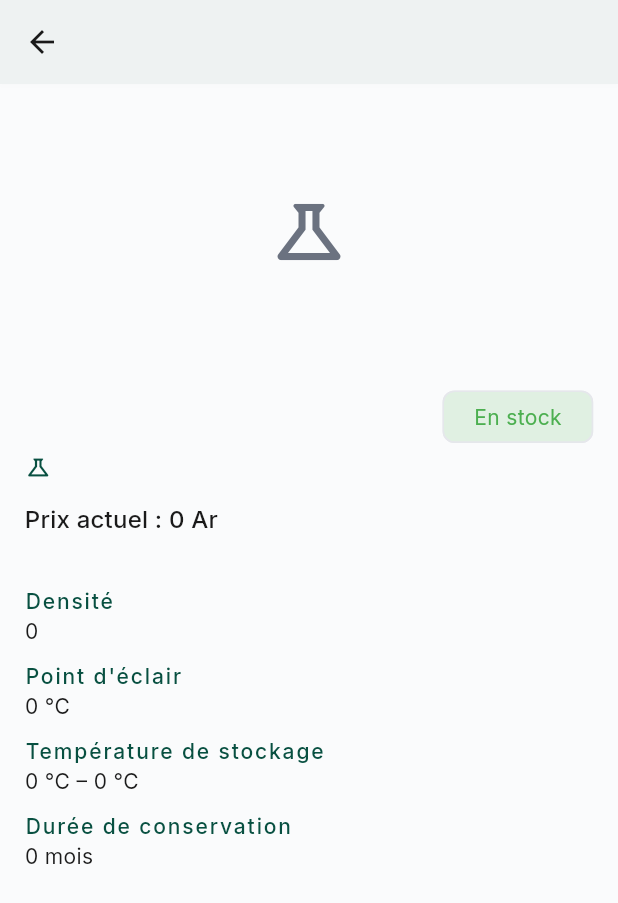
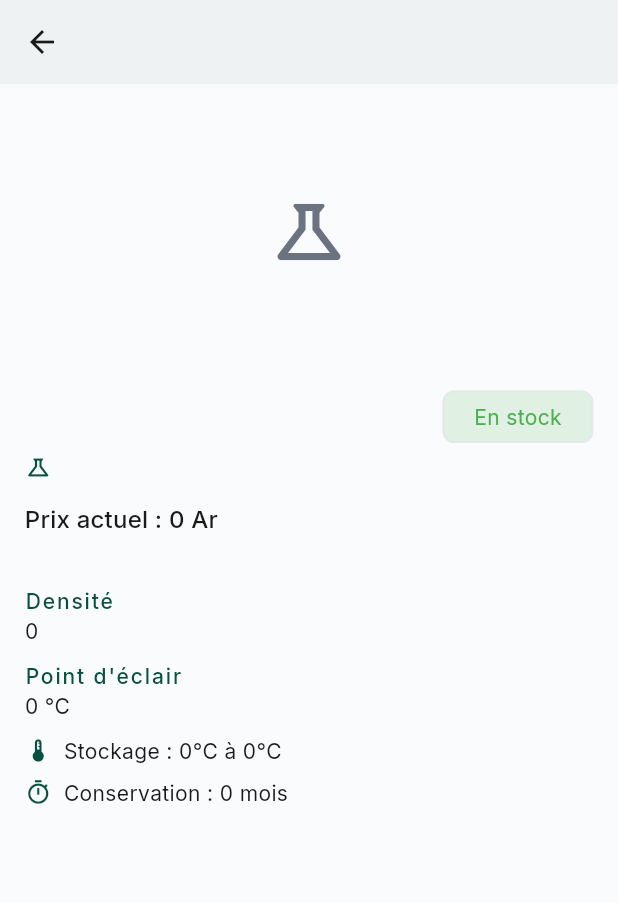
Before and after one commit to Anju-codermad/AkoraHub-app, a Flutter app: the RawMaterialDetailClient screen opened directly with empty values, on a phone screen of 412 x 824 dp. Shown: the top 903 px of the screen. Run offline on Flutter 3.47's test engine with Material 3 defaults, Android fonts, the phone set to English and light mode, and no system bars; our stand-ins replace audioplayers, cached_network_image, connectivity_plus, file_picker, firebase_core, firebase_messaging and 20 more; missing offline and left inert: agora_rtc_engine, mobile_scanner, record, screen_protector; accounts and stored records are empty.

Commit message:
Affiner la section sécurité côté client (pictogrammes, badges, icônes)
Reprend le contenu utile d'une proposition DeepSeek (SafetyCard) sans
la Card/en-tête qui aurait recréé la séparation visuelle déjà retirée
plus tôt : pictogrammes en vignettes avec repli icône, phrases H/P en
chips colorées, badge de danger selon la sévérité, icônes EPI
spécifiques avec tooltip, lignes icône+texte pour premiers secours/
incompatibilités/stockage — toujours dans le même flux continu.

```diff
--- a/lib/presentation/client_home/formation/raw_material_detail_client.dart
+++ b/lib/presentation/client_home/formation/raw_material_detail_client.dart
@@ -38,6 +38,62 @@ String? _formatDosage(Map<String, dynamic> u) {
   }
   final legacy = (u['dosage_legacy'] as String?)?.trim();
   return (legacy == null || legacy.isEmpty) ? null : legacy;
+}
+
+/// Couleur du badge "Niveau de danger" selon la sévérité (06/08) — les 4
+/// valeurs possibles sont `_academieNiveauxDanger` côté admin
+/// (raw_material_editor_screen.dart).
+Color _dangerLevelColor(String? niveau) {
+  switch (niveau) {
+    case 'Corrosif':
+      return Colors.red;
+    case 'Élevé':
+      return Colors.deepOrange;
+    case 'Modéré':
+      return Colors.amber.shade800;
+    default:
+      return Colors.grey;
+  }
+}
+
+/// Icône Material approximant chaque type d'EPI (aucune icône dédiée
+/// "gants"/"bottes" n'existe dans Material Symbols) — mêmes libellés que
+/// `_academieEpiSuggestions` côté admin.
+IconData _epiIcon(String epi) {
+  switch (epi) {
+    case 'gants':
+      return Icons.back_hand_outlined;
+    case 'lunettes':
+      return Icons.visibility_outlined;
+    case 'masque':
+      return Icons.masks_outlined;
+    case 'ventilation':
+      return Icons.air;
+    case 'tablier':
+      return Icons.checkroom_outlined;
+    case 'bottes':
+      return Icons.hiking_outlined;
+    default:
+      return Icons.shield_outlined;
+  }
+}
+
+/// Ligne icône + texte réutilisée pour les infos sécurité/stockage
+/// courtes (premiers secours, incompatibilités, stockage structuré...).
+Widget _iconTextRow(ThemeData theme, IconData icon, String text,
+    {Color? color}) {
+  final c = color ?? theme.colorScheme.primary;
+  return Padding(
+    padding: const EdgeInsets.only(bottom: 8),
+    child: Row(
+      crossAxisAlignment: CrossAxisAlignment.start,
+      children: [
+        Icon(icon, size: 18, color: c),
+        const SizedBox(width: 8),
+        Expanded(child: Text(text)),
+      ],
+    ),
+  );
 }
 
 /// Fiche détaillée d'une matière première, réservée à ceux qui l'ont
@@ -345,6 +401,7 @@ class _RawMaterialDetailClientState extends State<RawMaterialDetailClient> {
     final sensibleHumidite = sheet['sensible_humidite'] as bool? ?? false;
     final sensibleLumiere = sheet['sensible_lumiere'] as bool? ?? false;
     final dureeConservation = sheet['duree_conservation_mois'] as num?;
+    final niveauColor = _dangerLevelColor(sheet['niveau_danger'] as String?);
     Widget field(String label, String? value) {
       if (value == null || value.isEmpty) return const SizedBox.shrink();
       return Padding(
@@ -398,25 +455,30 @@ class _RawMaterialDetailClientState extends State<RawMaterialDetailClient> {
             margin: const EdgeInsets.only(bottom: 10),
             padding: const EdgeInsets.all(10),
             decoration: BoxDecoration(
-              color: Colors.red.withValues(alpha: 0.08),
+              color: niveauColor.withValues(alpha: 0.1),
               borderRadius: BorderRadius.circular(10),
-              border: Border.all(color: Colors.red.withValues(alpha: 0.35)),
+              border: Border.all(color: niveauColor.withValues(alpha: 0.4)),
             ),
             child: Row(
               children: [
-                const Icon(Icons.warning_amber_outlined,
-                    color: Colors.red, size: 20),
+                Icon(Icons.warning_amber_outlined,
+                    color: niveauColor, size: 20),
                 const SizedBox(width: 8),
-                Expanded(
-                  child: Column(
-                    crossAxisAlignment: CrossAxisAlignment.start,
-                    children: [
-                      Text('Niveau de danger / précaution',
-                          style: theme.textTheme.labelLarge
-                              ?.copyWith(color: Colors.red)),
-                      Text(sheet['niveau_danger'] as String),
-                    ],
+                Text('Niveau de danger / précaution : ',
+                    style: theme.textTheme.labelLarge
+                        ?.copyWith(color: niveauColor)),
+                Container(
+                  padding:
+                      const EdgeInsets.symmetric(horizontal: 10, vertical: 3),
+                  decoration: BoxDecoration(
+                    color: niveauColor,
+                    borderRadius: BorderRadius.circular(12),
                   ),
+                  child: Text(sheet['niveau_danger'] as String,
+                      style: const TextStyle(
+                          color: Colors.white,
+                          fontWeight: FontWeight.w600,
+                          fontSize: 12)),
                 ),
               ],
             ),
@@ -424,42 +486,50 @@ class _RawMaterialDetailClientState extends State<RawMaterialDetailClient> {
         ],
         if (pictograms.isNotEmpty) ...[
           Wrap(
-            spacing: 8,
-            runSpacing: 8,
-            children: pictograms
-                .map((p) => Chip(
-                      avatar: const Icon(Icons.warning_amber_outlined,
-                          size: 16, color: Colors.red),
-                      label: Text('${p['code']} · ${p['nom'] ?? ''}'),
-                      backgroundColor: Colors.red.withValues(alpha: 0.08),
-                    ))
-                .toList(),
+            spacing: 10,
+            runSpacing: 10,
+            children: pictograms.map((p) {
+              final imageUrl = p['image_url'] as String?;
+              return Tooltip(
+                message: '${p['code']} · ${p['nom'] ?? ''}',
+                child: SizedBox(
+                  width: 44,
+                  height: 44,
+                  child: (imageUrl != null && imageUrl.isNotEmpty)
+                      ? Image.network(
+                          imageUrl,
+                          fit: BoxFit.contain,
+                          errorBuilder: (context, error, stack) =>
+                              const Icon(Icons.warning_amber,
+                                  color: Colors.red, size: 36),
+                        )
+                      : const Icon(Icons.warning_amber,
+                          color: Colors.red, size: 36),
+                ),
+              );
+            }).toList(),
           ),
           SizedBox(height: 1.5.h),
         ],
-        if (phrasesH.isNotEmpty) ...[
-          Text('Phrases de danger (H)',
-              style: theme.textTheme.labelLarge
-                  ?.copyWith(color: theme.colorScheme.primary)),
-          SizedBox(height: 0.5.h),
-          ...phrasesH.map((p) => Padding(
-                padding: const EdgeInsets.only(bottom: 4),
-                child: Text('${p['code']} — ${p['texte'] ?? ''}',
-                    style: theme.textTheme.bodySmall),
-              )),
-          SizedBox(height: 1.h),
-        ],
-        if (phrasesP.isNotEmpty) ...[
-          Text('Phrases de précaution (P)',
-              style: theme.textTheme.labelLarge
-                  ?.copyWith(color: theme.colorScheme.primary)),
-          SizedBox(height: 0.5.h),
-          ...phrasesP.map((p) => Padding(
-                padding: const EdgeInsets.only(bottom: 4),
-                child: Text('${p['code']} — ${p['texte'] ?? ''}',
-                    style: theme.textTheme.bodySmall),
-              )),
-          SizedBox(height: 1.h),
+        if (phrasesH.isNotEmpty || phrasesP.isNotEmpty) ...[
+          Wrap(
+            spacing: 8,
+            runSpacing: 8,
+            children: [
+              ...phrasesH.map((p) => Chip(
+                    label: Text('${p['code']} ${p['texte'] ?? ''}',
+                        style: TextStyle(color: theme.colorScheme.onError)),
+                    backgroundColor: theme.colorScheme.error,
+                  )),
+              ...phrasesP.map((p) => Chip(
+                    label: Text('${p['code']} ${p['texte'] ?? ''}',
+                        style: TextStyle(
+                            color: theme.colorScheme.onSecondaryContainer)),
+                    backgroundColor: theme.colorScheme.secondaryContainer,
+                  )),
+            ],
+          ),
+          SizedBox(height: 1.5.h),
         ],
         if (epi.isNotEmpty) ...[
           Text('EPI requis',
@@ -467,49 +537,53 @@ class _RawMaterialDetailClientState extends State<RawMaterialDetailClient> {
                   ?.copyWith(color: theme.colorScheme.primary)),
           SizedBox(height: 0.5.h),
           Wrap(
-            spacing: 8,
+            spacing: 16,
             runSpacing: 8,
             children: epi
-                .map((e) => Chip(
-                      avatar: const Icon(Icons.shield_outlined, size: 16),
-                      label: Text(e),
+                .map((e) => Tooltip(
+                      message: e,
+                      child: CircleAvatar(
+                        radius: 18,
+                        backgroundColor:
+                            theme.colorScheme.primary.withValues(alpha: 0.1),
+                        child: Icon(_epiIcon(e),
+                            size: 18, color: theme.colorScheme.primary),
+                      ),
                     ))
                 .toList(),
           ),
+          if ((sheet['notes_epi'] as String?)?.isNotEmpty == true) ...[
+            SizedBox(height: 0.5.h),
+            Text(sheet['notes_epi'] as String,
+                style: theme.textTheme.bodySmall
+                    ?.copyWith(fontStyle: FontStyle.italic)),
+          ],
           SizedBox(height: 1.5.h),
         ],
-        field('Notes EPI', sheet['notes_epi'] as String?),
-        field('Premiers secours', sheet['premiers_secours'] as String?),
-        field('Incompatibilités', sheet['incompatibilites'] as String?),
+        if ((sheet['premiers_secours'] as String?)?.isNotEmpty == true)
+          _iconTextRow(theme, Icons.medical_services_outlined,
+              sheet['premiers_secours'] as String),
+        if ((sheet['incompatibilites'] as String?)?.isNotEmpty == true)
+          _iconTextRow(theme, Icons.warning_amber_outlined,
+              sheet['incompatibilites'] as String,
+              color: theme.colorScheme.error),
         field('Stockage', sheet['stockage'] as String?),
-        if (tempMin != null || tempMax != null) ...[
-          field(
-              'Température de stockage',
+        if (tempMin != null || tempMax != null)
+          _iconTextRow(
+              theme,
+              Icons.thermostat_outlined,
               tempMin != null && tempMax != null
-                  ? '$tempMin °C – $tempMax °C'
-                  : '${tempMin ?? tempMax} °C'),
-        ],
-        if (sensibleHumidite || sensibleLumiere) ...[
-          Wrap(
-            spacing: 8,
-            runSpacing: 8,
-            children: [
-              if (sensibleHumidite)
-                const Chip(
-                  avatar: Icon(Icons.water_drop_outlined, size: 16),
-                  label: Text('Sensible à l\'humidité'),
-                ),
-              if (sensibleLumiere)
-                const Chip(
-                  avatar: Icon(Icons.wb_sunny_outlined, size: 16),
-                  label: Text('Sensible à la lumière'),
-                ),
-            ],
-          ),
-          SizedBox(height: 1.h),
-        ],
-        field('Durée de conservation',
-            dureeConservation != null ? '$dureeConservation mois' : null),
+                  ? 'Stockage : $tempMin°C à $tempMax°C'
+                  : 'Stockage : ${tempMin ?? tempMax}°C'),
+        if (sensibleHumidite)
+          _iconTextRow(
+              theme, Icons.water_drop_outlined, 'Sensible à l\'humidité'),
+        if (sensibleLumiere)
+          _iconTextRow(theme, Icons.light_mode_outlined,
+              'Sensible à la lumière'),
+        if (dureeConservation != null)
+          _iconTextRow(theme, Icons.timer_outlined,
+              'Conservation : $dureeConservation mois'),
         if (usages.isNotEmpty) ...[
           SizedBox(height: 1.h),
           Text('Usages détaillés', style: theme.textTheme.titleMedium),
```
Also changed, not shown: 1 other file.
